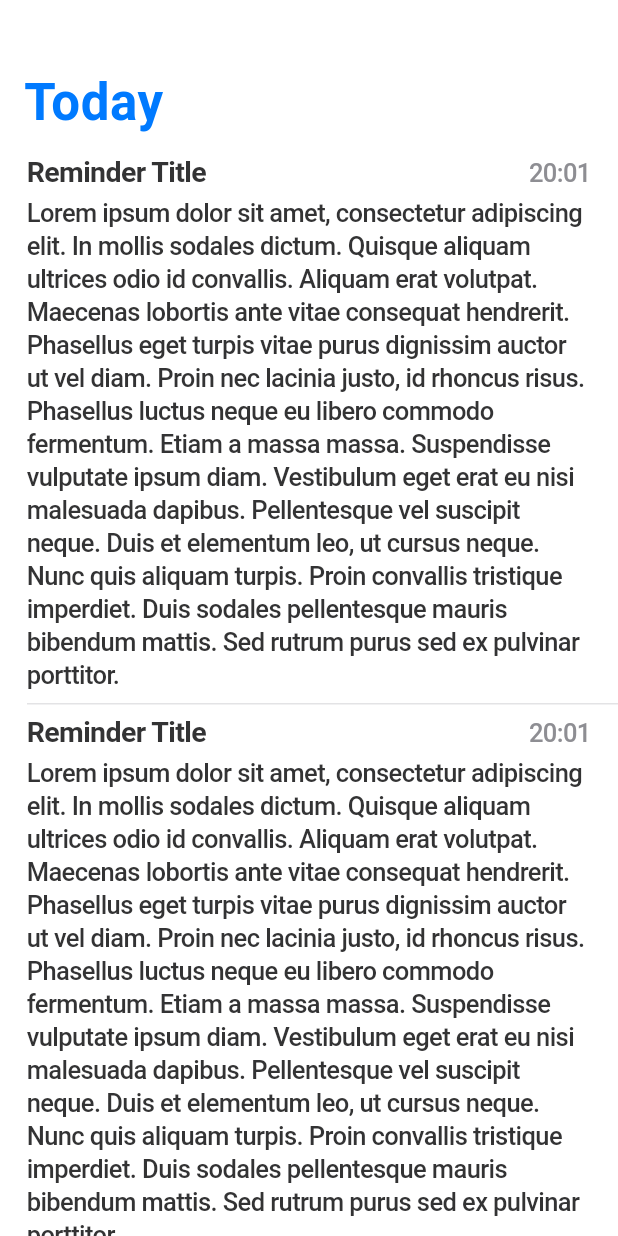
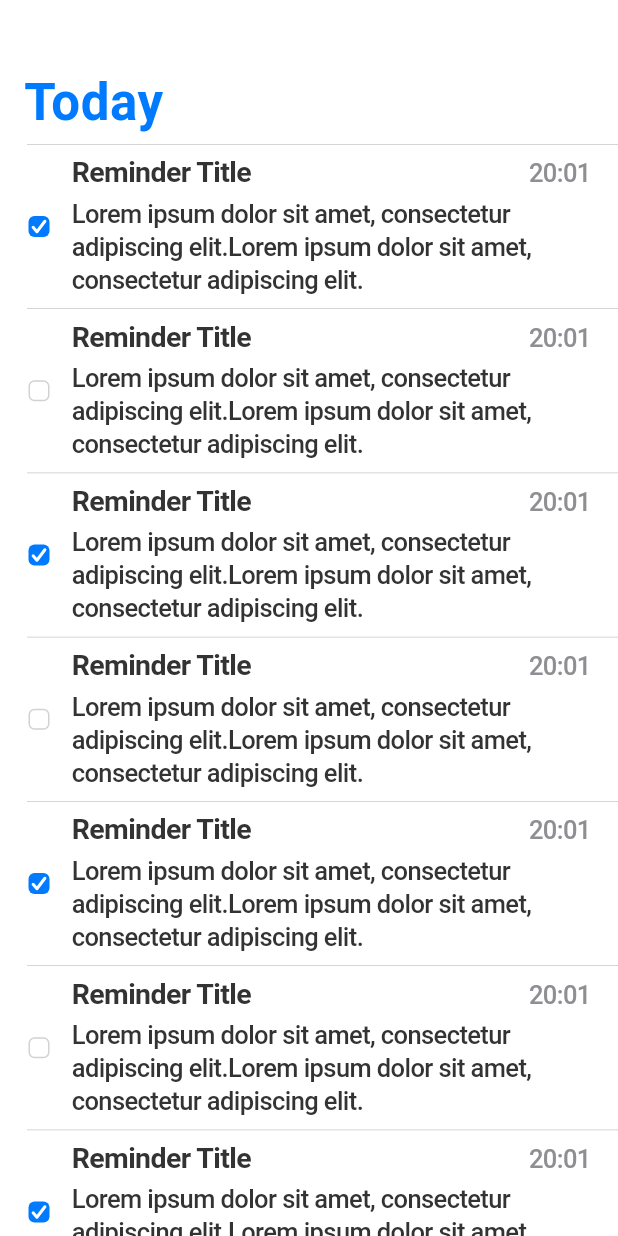
Before and after one commit to Rollfreeze/reminder_lite_flutter, a Flutter app: the TodayScreen screen opened by its route, on a phone screen of 412 x 824 dp. Run offline on Flutter 3.47's test engine with Material 3 defaults, Android fonts, the phone set to English and light mode, and no system bars; our stand-ins replace auto_route, bloc, flutter_bloc, freezed_annotation; missing offline and left inert: progress_circle; generated files the repository leaves out were written again.

Commit message:
wip: add checkbox to ReminderListingItem

```diff
--- a/lib/core/widgets/reminder_listing_item.dart
+++ b/lib/core/widgets/reminder_listing_item.dart
@@ -2,14 +2,21 @@ import 'package:flutter/cupertino.dart';
 import 'package:reminder_lite/core/style/app_typo.dart';
 
 class ReminderListingItem extends StatelessWidget {
-  const ReminderListingItem({super.key});
+  const ReminderListingItem({super.key, required this.isFinished});
+  final bool isFinished;
 
-  static const _lorem =
-      "Lorem ipsum dolor sit amet, consectetur adipiscing elit. In mollis sodales dictum. Quisque aliquam ultrices odio id convallis. Aliquam erat volutpat. Maecenas lobortis ante vitae consequat hendrerit. Phasellus eget turpis vitae purus dignissim auctor ut vel diam. Proin nec lacinia justo, id rhoncus risus. Phasellus luctus neque eu libero commodo fermentum. Etiam a massa massa. Suspendisse vulputate ipsum diam. Vestibulum eget erat eu nisi malesuada dapibus. Pellentesque vel suscipit neque. Duis et elementum leo, ut cursus neque. Nunc quis aliquam turpis. Proin convallis tristique imperdiet. Duis sodales pellentesque mauris bibendum mattis. Sed rutrum purus sed ex pulvinar porttitor.";
+  static const _lorem = "Lorem ipsum dolor sit amet, consectetur adipiscing elit.";
 
   @override
   Widget build(BuildContext context) {
-    return Column(
+    return Row(
+      children: [
+        CupertinoCheckbox(
+          value: isFinished,
+          onChanged: (value) {},
+        ),
+        Expanded(
+          child: Column(
             mainAxisSize: MainAxisSize.min,
             spacing: 5,
             children: [
@@ -17,27 +24,19 @@ class ReminderListingItem extends StatelessWidget {
                 crossAxisAlignment: CrossAxisAlignment.start,
                 spacing: 8,
                 children: [
-            Expanded(
-              child: Text(
-                'Reminder Title',
-                style: AppTypo.bold19,
-              ),
-            ),
-            Text(
-              '20:01',
-              style: AppTypo.medium17hint,
-            ),
+                  Expanded(child: Text('Reminder Title', style: AppTypo.bold19)),
+                  Text('20:01', style: AppTypo.medium17hint),
                 ],
               ),
               Row(
                 children: [
-            Flexible(
-              child: Text(
-                _lorem,
-                style: AppTypo.medium17,
-              ),
+                  Expanded(
+                    child: Text(_lorem * 2, style: AppTypo.medium17),
                   ),
                 ],
+              ),
+            ],
+          ),
         ),
       ],
     );
--- a/lib/features/today/today_screen.dart
+++ b/lib/features/today/today_screen.dart
@@ -53,6 +53,15 @@ class _TodayScreenState extends State<TodayScreen> {
               style: TextStyle(color: _titleColor),
             ),
           ),
+          SliverToBoxAdapter(
+            child: Padding(
+              padding: const EdgeInsets.only(left: 18),
+              child: ColoredBox(
+                color: AppColors.gray1,
+                child: const SizedBox(height: .5, width: double.infinity),
+              ),
+            ),
+          ),
           SliverPadding(
             padding: EdgeInsets.only(bottom: 40),
             sliver: SliverList.separated(
@@ -64,9 +73,11 @@ class _TodayScreenState extends State<TodayScreen> {
                   child: const SizedBox(height: .5, width: double.infinity),
                 ),
               ),
-              itemBuilder: (_, __) => Padding(
-                padding: const EdgeInsets.symmetric(vertical: 8, horizontal: 18),
-                child: ReminderListingItem(),
+              itemBuilder: (_, index) => Padding(
+                padding: const EdgeInsets.fromLTRB(4, 8, 18, 8),
+                child: ReminderListingItem(
+                  isFinished: index % 2 == 0,
+                ),
               ),
             ),
           ),
```
Lines whose indentation alone changed are shown as unchanged.
